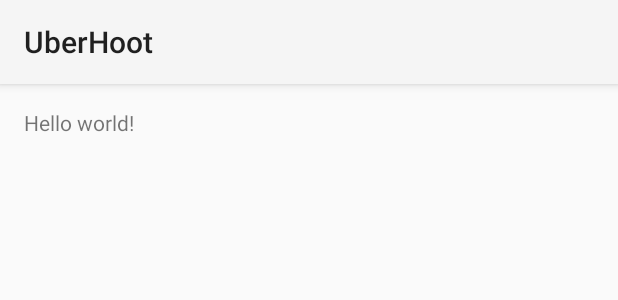
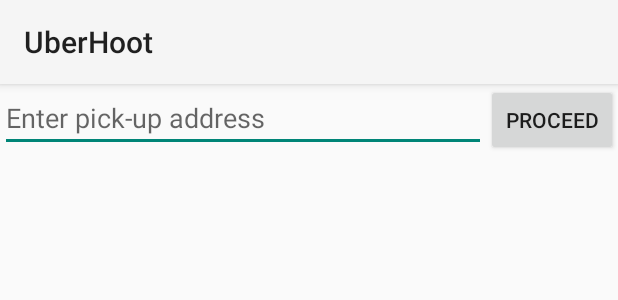
Before and after one commit to Festy/UberHoot, an Android app: the layout activity_main.xml on its own in the app's theme, with its tools: preview values and no code run, on a phone screen of 412 x 824 dp. Shown: the top 300 px of the screen. Run offline under Robolectric (Android 15) with nearby library versions, the phone set to English and light mode, and no system bars.

Commit message:
Pickup location input page

```diff
--- a/app/UberHoot/app/src/main/java/com/example/utsavpatel/uberhoot/MainActivity.java
+++ b/app/UberHoot/app/src/main/java/com/example/utsavpatel/uberhoot/MainActivity.java
@@ -4,6 +4,16 @@ import android.app.Activity;
 import android.os.Bundle;
 import android.view.Menu;
 import android.view.MenuItem;
+import android.view.View;
+import android.widget.EditText;
+
+import java.io.BufferedReader;
+import java.io.IOException;
+import java.io.InputStreamReader;
+import java.net.HttpURLConnection;
+import java.net.MalformedURLException;
+import java.net.URL;
+import java.net.URLEncoder;
 
 public class MainActivity extends Activity {
 
@@ -34,4 +44,15 @@ public class MainActivity extends Activity {
 
         return super.onOptionsItemSelected(item);
     }
+
+    /** Called when the user clicks the Proceed button */
+    public void sendPickupLocation(View view) {
+        // Do something in response to button
+        EditText editText = (EditText) findViewById(R.id.edit_message);
+        String message = editText.getText().toString();
+        System.out.println("--------------- Pickup Location:: " + message);
+
+        String url = "https://login.uber.com/oauth/authorize";
+
+    }
 }
--- a/app/UberHoot/app/src/main/res/layout/activity_main.xml
+++ b/app/UberHoot/app/src/main/res/layout/activity_main.xml
@@ -1,11 +1,20 @@
-<RelativeLayout xmlns:android="http://schemas.android.com/apk/res/android"
-    xmlns:tools="http://schemas.android.com/tools" android:layout_width="match_parent"
-    android:layout_height="match_parent" android:paddingLeft="@dimen/activity_horizontal_margin"
-    android:paddingRight="@dimen/activity_horizontal_margin"
-    android:paddingTop="@dimen/activity_vertical_margin"
-    android:paddingBottom="@dimen/activity_vertical_margin" tools:context=".MainActivity">
+<LinearLayout xmlns:android="http://schemas.android.com/apk/res/android"
+    xmlns:tools="http://schemas.android.com/tools"
+    android:layout_width="match_parent"
+    android:layout_height="match_parent"
+    android:orientation="horizontal" >
+    <!--android:id="@+id/">-->
 
-    <TextView android:text="@string/hello_world" android:layout_width="wrap_content"
-        android:layout_height="wrap_content" />
+    <EditText android:id="@+id/edit_message"
+        android:layout_weight="1"
+        android:layout_width="0dp"
+        android:layout_height="wrap_content"
+        android:hint="@string/edit_message" />
 
-</RelativeLayout>
+    <Button
+        android:layout_width="wrap_content"
+        android:layout_height="wrap_content"
+        android:text="@string/button_proceed"
+        android:onClick="sendPickupLocation" />
+
+</LinearLayout>
--- a/app/UberHoot/app/src/main/res/values/strings.xml
+++ b/app/UberHoot/app/src/main/res/values/strings.xml
@@ -1,6 +1,9 @@
 <resources>
     <string name="app_name">UberHoot</string>
 
-    <string name="hello_world">Hello world!</string>
+    <string name="edit_message">Enter pick-up address</string>
+    <string name="button_proceed">Proceed</string>
     <string name="action_settings">Settings</string>
+    <string name="title_activity_main">MainActivity</string>
+
 </resources>
```
Also changed, not shown: 1 other file.
